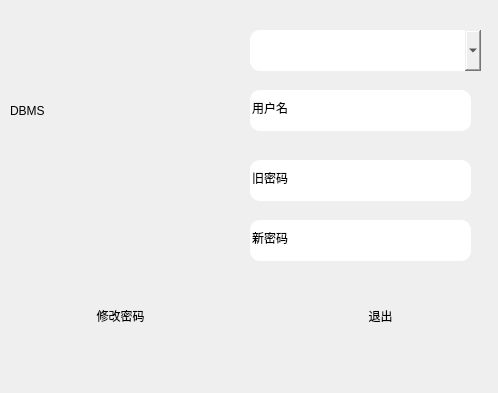
Old version of the form resetpassword.ui in the repository jy-080610/DBMS.
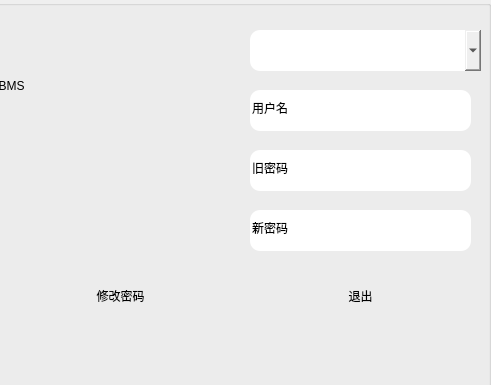
New version of the form. Icons and pictures are not drawn.

Commit message: 界面美化

What changed in the file:
```diff
--- a/resetpassword.ui
+++ b/resetpassword.ui
@@ -6,8 +6,8 @@
    <rect>
     <x>0</x>
     <y>0</y>
-    <width>498</width>
-    <height>393</height>
+    <width>491</width>
+    <height>385</height>
    </rect>
   </property>
   <property name="windowTitle">
@@ -17,10 +17,40 @@
    <string notr="true">font: 10pt &quot;方正粗黑宋简体&quot;;
 background-image: url(:/picture/p3.jpg);</string>
   </property>
+  <widget class="QGroupBox" name="groupBox">
+   <property name="geometry">
+    <rect>
+     <x>-10</x>
+     <y>0</y>
+     <width>501</width>
+     <height>431</height>
+    </rect>
+   </property>
+   <property name="title">
+    <string/>
+   </property>
+   <widget class="QLabel" name="label">
+    <property name="geometry">
+     <rect>
+      <x>0</x>
+      <y>0</y>
+      <width>221</width>
+      <height>171</height>
+     </rect>
+    </property>
+    <property name="styleSheet">
+     <string notr="true">font: 40pt &quot;华文隶书&quot;;
+background-image: url(:/picture/88.jpg);
+</string>
+    </property>
+    <property name="text">
+     <string>DBMS</string>
+    </property>
+   </widget>
   <widget class="QComboBox" name="dbName">
    <property name="geometry">
     <rect>
-     <x>250</x>
+      <x>260</x>
      <y>30</y>
      <width>231</width>
      <height>41</height>
@@ -40,7 +70,7 @@
   <widget class="QLineEdit" name="userName">
    <property name="geometry">
     <rect>
-     <x>250</x>
+      <x>260</x>
      <y>90</y>
      <width>221</width>
      <height>41</height>
@@ -63,8 +93,8 @@
   <widget class="QLineEdit" name="passWord">
    <property name="geometry">
     <rect>
-     <x>250</x>
-     <y>160</y>
+      <x>260</x>
+      <y>150</y>
      <width>221</width>
      <height>41</height>
     </rect>
@@ -86,8 +116,8 @@
   <widget class="QLineEdit" name="passWord_2">
    <property name="geometry">
     <rect>
-     <x>250</x>
-     <y>220</y>
+      <x>260</x>
+      <y>210</y>
      <width>221</width>
      <height>41</height>
     </rect>
@@ -109,8 +139,8 @@
   <widget class="QPushButton" name="modifyButton">
    <property name="geometry">
     <rect>
-     <x>50</x>
-     <y>290</y>
+      <x>60</x>
+      <y>270</y>
      <width>141</width>
      <height>51</height>
     </rect>
@@ -131,8 +161,8 @@
   <widget class="QPushButton" name="exitButton">
    <property name="geometry">
     <rect>
-     <x>310</x>
-     <y>290</y>
+      <x>300</x>
+      <y>270</y>
      <width>141</width>
      <height>51</height>
     </rect>
@@ -150,21 +180,6 @@
     <string>退出</string>
    </property>
   </widget>
-  <widget class="QLabel" name="label">
-   <property name="geometry">
-    <rect>
-     <x>10</x>
-     <y>10</y>
-     <width>221</width>
-     <height>201</height>
-    </rect>
-   </property>
-   <property name="styleSheet">
-    <string notr="true">font: 40pt &quot;华文隶书&quot;;</string>
-   </property>
-   <property name="text">
-    <string>DBMS</string>
-   </property>
   </widget>
  </widget>
  <resources>
```
Lines whose indentation alone changed are shown as unchanged. The commit also changes 3 other files.
